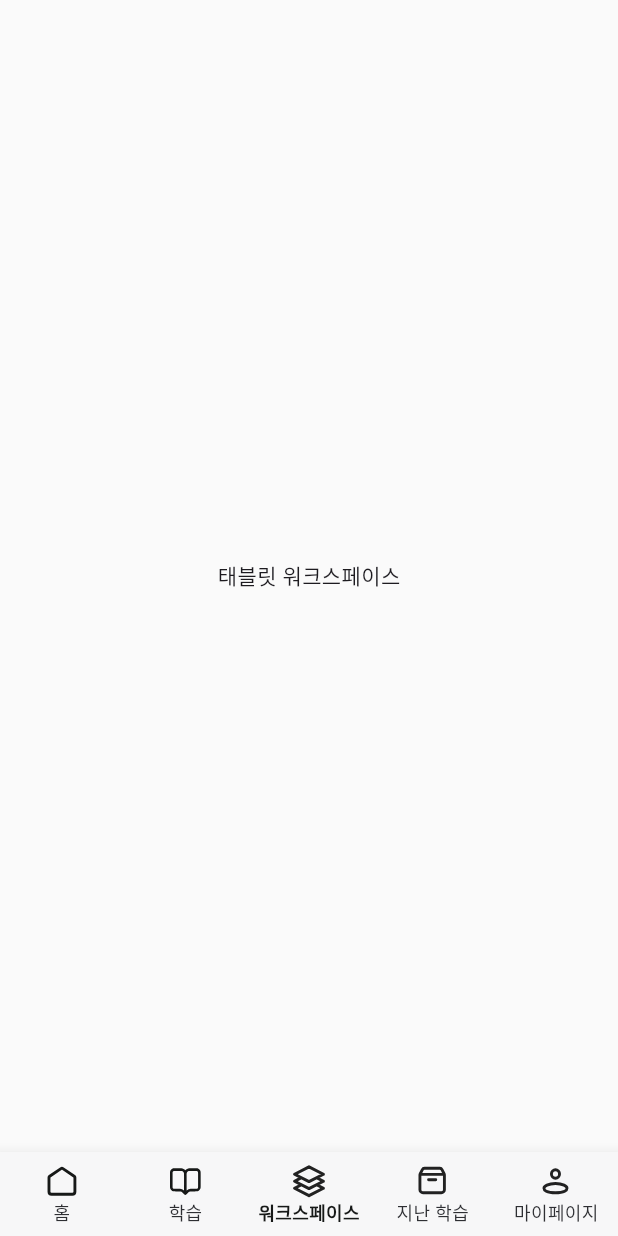
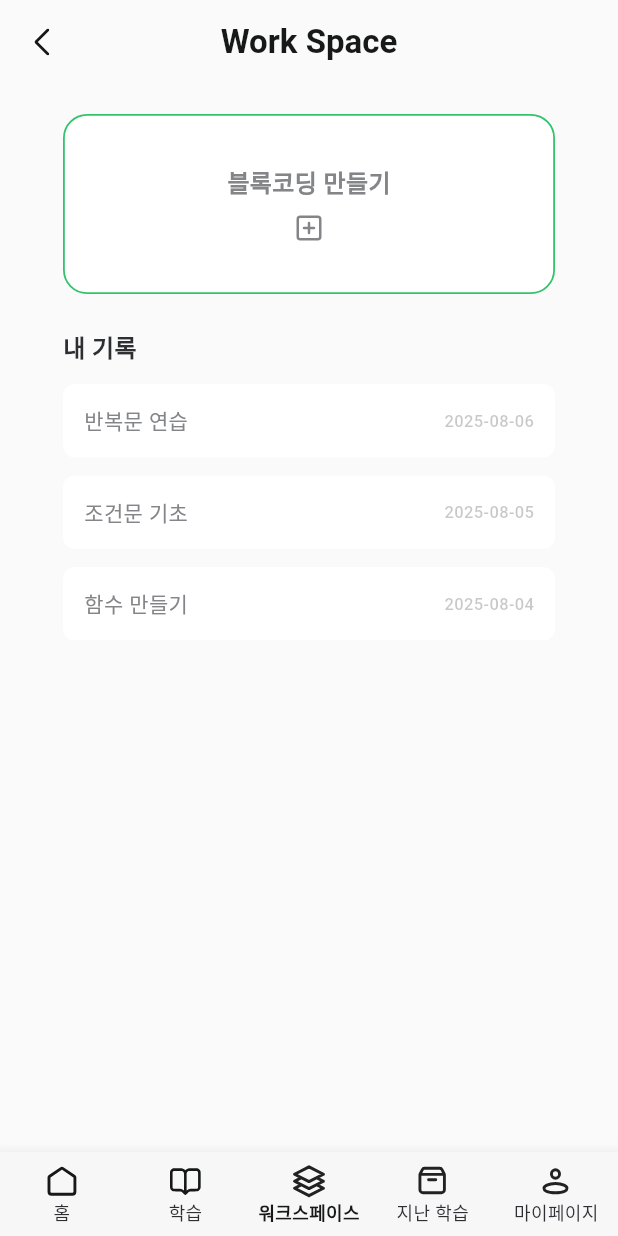
Before and after one commit to jjava-app/jjava_flutter, a Flutter app: the TaMainHolder screen opened directly, after a tap on "워크플레이스", on a phone screen of 412 x 824 dp. Run offline on Flutter 3.47's test engine with Material 3 defaults, Android fonts, the phone set to English and light mode, and no system bars; our stand-ins replace carousel_slider, flutter_riverpod, flutter_screenutil, flutter_svg; Roboto replaces fonts that are missing (Pretendard).

Commit message:
[feat] ui/workspacelist (#12)
- workspacelist ui 구현

```diff
--- a/lib/_core/style/m_icon.dart
+++ b/lib/_core/style/m_icon.dart
@@ -13,7 +13,9 @@ class _Nav {
 }
 
 class _Top {
-  final Widget arrowBack = SvgPicture.asset('assets/icons/nav_top_arrow_back.svg');
+  final Widget arrowBack = SvgPicture.asset(
+    'assets/icons/nav_top_arrow_back.svg',
+  );
   final Widget logo = SvgPicture.asset('assets/images/global/main_logo.svg');
   final Widget profile = SvgPicture.asset('assets/images/profile.svg');
 }
@@ -58,41 +60,78 @@ class _Page {
 }
 
 class _Home {
-  final Widget arrowForward = SvgPicture.asset('assets/icons/page_home_arrow_forward.svg', width: 5, height: 9);
-  final Widget arrowUpper = SvgPicture.asset('assets/icons/page_home_arrow_upper.svg');
-  final Widget codeSquare = SvgPicture.asset('assets/icons/page_home_code_square.svg');
+  final Widget arrowForward = SvgPicture.asset(
+    'assets/icons/page_home_arrow_forward.svg',
+    width: 5,
+    height: 9,
+  );
+  final Widget arrowUpper = SvgPicture.asset(
+    'assets/icons/page_home_arrow_upper.svg',
+  );
+  final Widget codeSquare = SvgPicture.asset(
+    'assets/icons/page_home_code_square.svg',
+  );
   final Widget logo = SvgPicture.asset('assets/images/global/main_logo.svg');
   final Widget block = SvgPicture.asset('assets/icons/page_home_block.svg');
 }
 
 class _Login {
-  final Widget naver = SvgPicture.asset('assets/icons/page_login_naver_logo.svg');
-  final Widget kakao = SvgPicture.asset('assets/icons/page_login_kakao_logo.svg');
-  final Widget google = SvgPicture.asset('assets/icons/page_login_google_logo.svg');
+  final Widget naver = SvgPicture.asset(
+    'assets/icons/page_login_naver_logo.svg',
+  );
+  final Widget kakao = SvgPicture.asset(
+    'assets/icons/page_login_kakao_logo.svg',
+  );
+  final Widget google = SvgPicture.asset(
+    'assets/icons/page_login_google_logo.svg',
+  );
 }
 
 class _MyPage {
   final Widget logout = SvgPicture.asset('assets/icons/page_mypage_logout.svg');
-  final Widget naver = SvgPicture.asset('assets/icons/page_mypage_naver_logo.svg');
+  final Widget naver = SvgPicture.asset(
+    'assets/icons/page_mypage_naver_logo.svg',
+  );
 }
 
 class _Question {
-  final Widget square = SvgPicture.asset('assets/icons/page_question_square.svg');
-  final Widget warning1 = SvgPicture.asset('assets/icons/page_question_warning1.svg');
-  final Widget warning2 = SvgPicture.asset('assets/icons/page_question_warning2.svg');
-  final Widget polygon = SvgPicture.asset('assets/icons/page_question_polygon.svg');
-  final Widget destructive = SvgPicture.asset('assets/icons/page_question_destructive.svg');
+  final Widget square = SvgPicture.asset(
+    'assets/icons/page_question_square.svg',
+  );
+  final Widget warning1 = SvgPicture.asset(
+    'assets/icons/page_question_warning1.svg',
+  );
+  final Widget warning2 = SvgPicture.asset(
+    'assets/icons/page_question_warning2.svg',
+  );
+  final Widget polygon = SvgPicture.asset(
+    'assets/icons/page_question_polygon.svg',
+  );
+  final Widget destructive = SvgPicture.asset(
+    'assets/icons/page_question_destructive.svg',
+  );
 }
 
 class _SolvedQuestion {
-  final Widget copy = SvgPicture.asset('assets/icons/page_solved_question_copy.svg');
+  final Widget copy = SvgPicture.asset(
+    'assets/icons/page_solved_question_copy.svg',
+  );
 }
 
 class _Workspace {
   final Widget copy = SvgPicture.asset('assets/icons/page_worksapce_copy.svg');
-  final Widget arrowRight = SvgPicture.asset('assets/icons/page_workspace_arrow_right.svg');
-  final Widget delete = SvgPicture.asset('assets/icons/page_workspace_delete.svg');
-  final Widget plusSquare = SvgPicture.asset('assets/icons/page_workspace_plus_square.svg');
+  final Widget arrowRight = SvgPicture.asset(
+    'assets/icons/page_workspace_arrow_right.svg',
+  );
+  final Widget delete = SvgPicture.asset(
+    'assets/icons/page_workspace_delete.svg',
+  );
+  Widget plusSquare({double? size, Color? color}) => SvgPicture.asset(
+    'assets/icons/page_workspace_plus_square.svg',
+    width: size,
+    height: size,
+    color: color,
+  );
 }
 
 class _Global {
--- /dev/null
+++ b/lib/data/repository/worksapce_list_repository.dart
@@ -0,0 +1,31 @@
+class WorkspaceListRepository {
+  static List<WorkspaceItem> items = [
+    WorkspaceItem(
+      id: 101,
+      title: "반복문 연습",
+      date: "2025-08-06",
+    ),
+    WorkspaceItem(
+      id: 102,
+      title: "조건문 기초",
+      date: "2025-08-05",
+    ),
+    WorkspaceItem(
+      id: 103,
+      title: "함수 만들기",
+      date: "2025-08-04",
+    ),
+  ];
+}
+
+class WorkspaceItem {
+  final int id;
+  final String title;
+  final String date;
+
+  WorkspaceItem({
+    required this.id,
+    required this.title,
+    required this.date,
+  });
+}
--- a/lib/ui/ma_page/holder/ma_main_holder.dart
+++ b/lib/ui/ma_page/holder/ma_main_holder.dart
@@ -4,7 +4,7 @@ import 'package:jjava_flutter/ui/ma_page/holder/home/ma_home_page.dart';
 import 'package:jjava_flutter/ui/ma_page/holder/my_page/ma_my_page_page.dart';
 import 'package:jjava_flutter/ui/ma_page/holder/question/select_page/ma_question_select_page.dart';
 import 'package:jjava_flutter/ui/ma_page/holder/solved_question/ma_solved_question_page.dart';
-import 'package:jjava_flutter/ui/ma_page/holder/workspace/ma_workspace_page.dart';
+import 'package:jjava_flutter/ui/ma_page/holder/workspace/list/ma_workspace_list_page.dart';
 
 class MaMainHolder extends StatefulWidget {
   const MaMainHolder({super.key, this.initialIndex = 0});
@@ -45,7 +45,7 @@ class _MainHolderState extends State<MaMainHolder> {
         children: [
           loadPages.contains(0) ? MaHomePage() : Container(),
           loadPages.contains(1) ? MaQuestionSelectPage() : Container(),
-          loadPages.contains(2) ? MaWorkspacePage() : Container(),
+          loadPages.contains(2) ? MaWorkspaceListPage() : Container(),
           loadPages.contains(3) ? MaSolvedQuestionPage() : Container(),
           loadPages.contains(4) ? MaMyPagePage() : Container(),
         ],
--- /dev/null
+++ b/lib/ui/ma_page/holder/workspace/list/widgets/ma_workspace_list_body.dart
@@ -0,0 +1,61 @@
+import 'package:flutter/material.dart';
+import 'package:jjava_flutter/_core/style/m_color.dart';
+import 'package:jjava_flutter/_core/style/m_text.dart';
+import 'package:jjava_flutter/data/repository/worksapce_list_repository.dart';
+import 'package:jjava_flutter/ui/ma_page/holder/workspace/list/widgets/ma_workspace_list_button.dart';
+
+class MaWorkspaceListBody extends StatelessWidget {
+  const MaWorkspaceListBody({super.key});
+
+  @override
+  Widget build(BuildContext context) {
+    final items = WorkspaceListRepository.items;
+
+    return SafeArea(
+      child: ListView(
+        padding: EdgeInsets.symmetric(horizontal: 16, vertical: 12),
+        children: [
+          SizedBox(height: 8),
+          MaWorkspaceListButton(),
+          SizedBox(height: 24),
+          MText.buttonM('내 기록', color: MColor.kLabel.neutral),
+          SizedBox(height: 12),
+          ...items.map((e) {
+            return Padding(
+              padding: EdgeInsets.only(bottom: 12),
+              child: Material(
+                color: Colors.transparent,
+                child: InkWell(
+                  borderRadius: BorderRadius.circular(12),
+                  onTap: () => debugPrint("open workspace ${e.id}"),
+                  child: Ink(
+                    padding: EdgeInsets.symmetric(
+                      horizontal: 14,
+                      vertical: 14,
+                    ),
+                    decoration: BoxDecoration(
+                      color: MColor.kBackground.normal,
+                      borderRadius: BorderRadius.circular(8),
+                    ),
+                    child: Row(
+                      children: [
+                        Expanded(
+                          child: MText.h5(
+                            e.title,
+                            color: MColor.kLabel.alternative,
+                          ),
+                        ),
+                        SizedBox(width: 12),
+                        MText.bodyTiny(e.date, color: MColor.kLabel.assistive),
+                      ],
+                    ),
+                  ),
+                ),
+              ),
+            );
+          }),
+        ],
+      ),
+    );
+  }
+}
--- /dev/null
+++ b/lib/ui/ma_page/holder/workspace/list/widgets/ma_workspace_list_button.dart
@@ -0,0 +1,41 @@
+import 'package:flutter/material.dart';
+import 'package:jjava_flutter/_core/style/m_color.dart';
+import 'package:jjava_flutter/_core/style/m_icon.dart';
+import 'package:jjava_flutter/_core/style/m_text.dart';
+
+class MaWorkspaceListButton extends StatelessWidget {
+  const MaWorkspaceListButton({
+    super.key,
+  });
+
+  @override
+  Widget build(BuildContext context) {
+    return InkWell(
+      borderRadius: BorderRadius.circular(16),
+      onTap: () {
+        debugPrint("블록코딩 만들기 버튼");
+      },
+      child: Ink(
+        height: 120,
+        decoration: BoxDecoration(
+          color: Colors.white,
+          borderRadius: BorderRadius.circular(16),
+          border: Border.all(color: const Color(0xFF32C36C), width: 1.2),
+        ),
+        child: Center(
+          child: Column(
+            mainAxisSize: MainAxisSize.min,
+            children: [
+              MText.buttonM('블록코딩 만들기', color: MColor.kLabel.alternative),
+              SizedBox(height: 8),
+              MIcon.page.workspace.plusSquare(
+                size: 20,
+                color: MColor.kLabel.alternative,
+              ),
+            ],
+          ),
+        ),
+      ),
+    );
+  }
+}
--- a/lib/ui/ta_page/holder/ta_main_holder.dart
+++ b/lib/ui/ta_page/holder/ta_main_holder.dart
@@ -4,7 +4,7 @@ import 'package:jjava_flutter/ui/ta_page/holder/home/ta_home_page.dart';
 import 'package:jjava_flutter/ui/ta_page/holder/my_page/my_page_page.dart';
 import 'package:jjava_flutter/ui/ta_page/holder/question/select_page/ta_question_select_page.dart';
 import 'package:jjava_flutter/ui/ta_page/holder/solved_question/ta_solved_question_page.dart';
-import 'package:jjava_flutter/ui/ta_page/holder/workspace/ta_workspace_page.dart';
+import 'package:jjava_flutter/ui/ta_page/holder/workspace/list/ta_workspace_list_page.dart';
 
 class TaMainHolder extends StatefulWidget {
   const TaMainHolder({super.key, this.initialIndex = 0});
@@ -45,7 +45,7 @@ class _TaMainHolderState extends State<TaMainHolder> {
         children: [
           loadPages.contains(0) ? TaHomePage() : Container(),
           loadPages.contains(1) ? TaQuestionSelectPage() : Container(),
-          loadPages.contains(2) ? TaWorkspacePage() : Container(),
+          loadPages.contains(2) ? TaWorkspaceListPage() : Container(),
           loadPages.contains(3) ? TaSolvedQuestionPage() : Container(),
           loadPages.contains(4) ? TaMyPagePage() : Container(),
         ],
--- /dev/null
+++ b/lib/ui/ta_page/holder/workspace/list/ta_workspace_list_page.dart
@@ -0,0 +1,34 @@
+import 'package:flutter/material.dart';
+import 'package:jjava_flutter/_core/style/m_icon.dart';
+import 'package:jjava_flutter/_core/style/m_text.dart';
+import 'package:jjava_flutter/ui/ma_page/holder/workspace/list/widgets/ma_workspace_list_body.dart';
+
+class TaWorkspaceListPage extends StatelessWidget {
+  const TaWorkspaceListPage({super.key});
+
+  @override
+  Widget build(BuildContext context) {
+    return Scaffold(
+      appBar: _appBar(context),
+      body: Container(
+        child: Center(
+          child: ConstrainedBox(
+            constraints: const BoxConstraints(maxWidth: 360),
+            child: MaWorkspaceListBody(), // 이 자리에 넣어야됨 태블릿 바디 위젯
+          ),
+        ),
+      ),
+    );
+  }
+}
+
+AppBar _appBar(BuildContext context) {
+  return AppBar(
+    leading: IconButton(
+      icon: MIcon.nav.top.arrowBack,
+      onPressed: () => Navigator.pop(context),
+    ),
+    title: MText.h1('Work Space'),
+    centerTitle: true,
+  );
+}
```
Also changed, not shown: lib/ui/ma_page/holder/workspace/list/ma_workspace_list_page.dart (added, +27 -0 lines), lib/ui/ta_page/holder/workspace/list/widgets/ta_workspace_list_body.dart (added, +61 -0 lines), lib/ui/ta_page/holder/workspace/list/widgets/ta_workspace_list_button.dart (added, +41 -0 lines).
